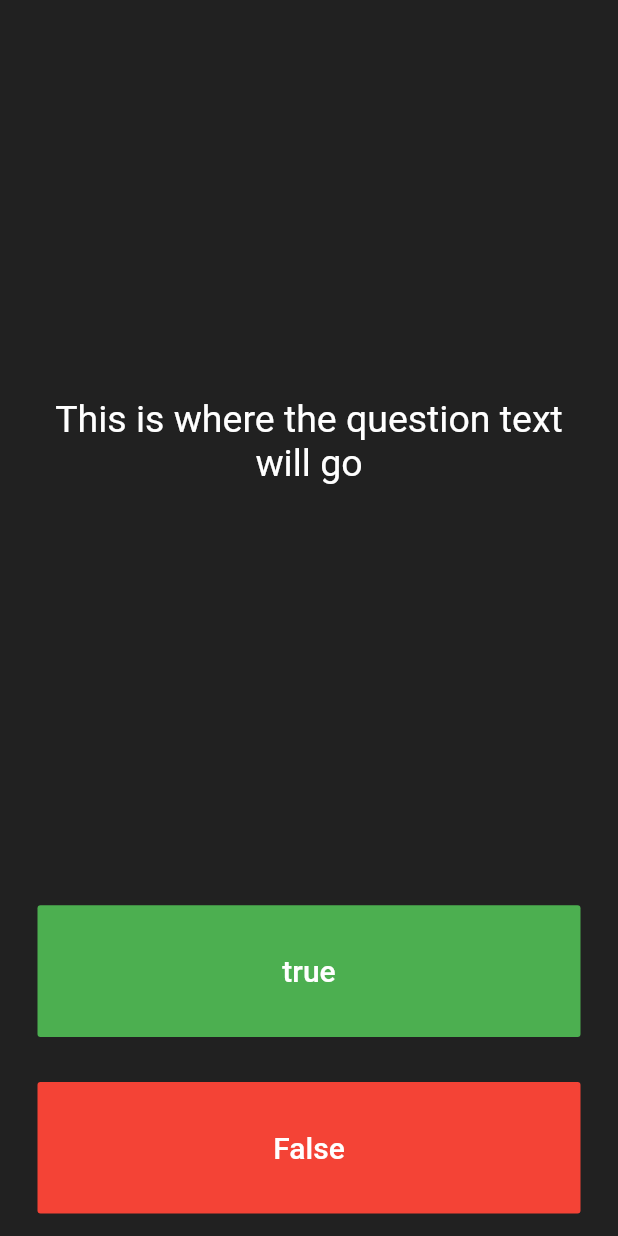
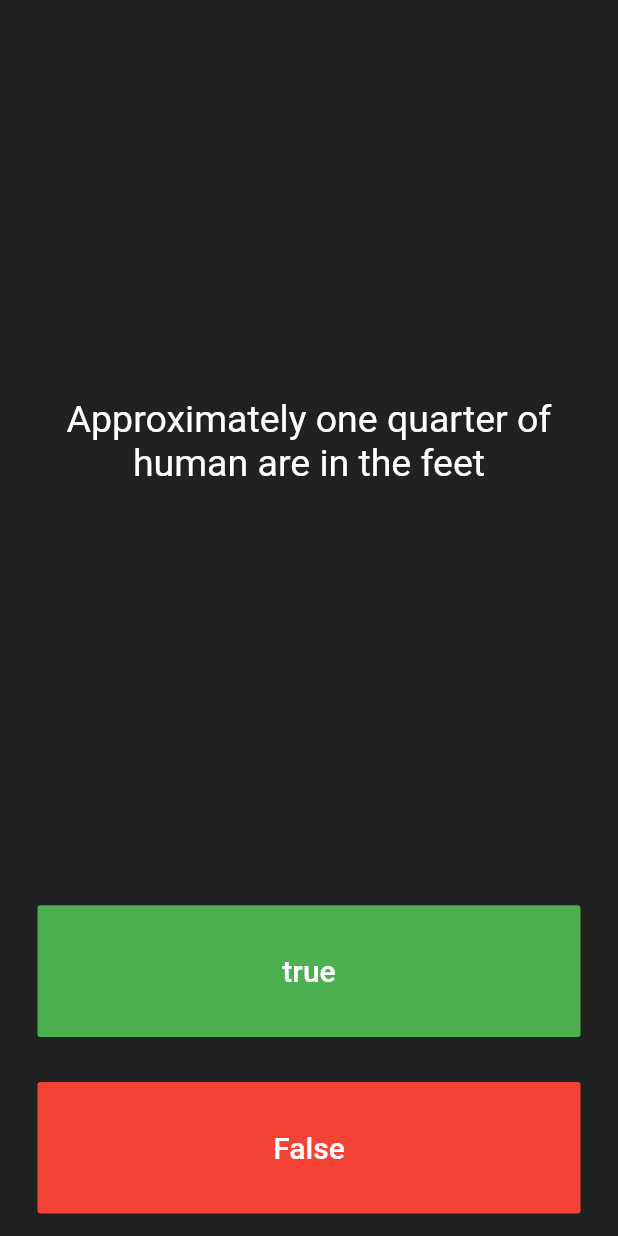
Before and after one commit to muhammedrishadpe/Quizzler_app, a Flutter app: the screen it shows after launch, after a tap on "true", on a phone screen of 412 x 824 dp. Run offline on Flutter 3.47's test engine with Material 2 defaults, Android fonts, the light colour scheme and no system bars.

Commit message:
Displaying  the questions

```diff
--- a/lib/main.dart
+++ b/lib/main.dart
@@ -15,7 +15,7 @@
             padding: EdgeInsets.symmetric(
               horizontal: 10.0,
             ),
-            child: QuizPage(),
+            child: const QuizPage(),
           ),
         ),
       ),
@@ -31,6 +31,15 @@
 }
 
 class _QuizPageState extends State<QuizPage> {
+  List<Icon> scoreKeeper = [];
+  List<String> questions = [
+    'You can lead a cow down stairs but not up stairs.',
+    'Approximately one quarter of human are in the feet',
+    'A slug\'s blood is green.',
+  ];
+
+  int questionNumber = 0;
+
   @override
   Widget build(BuildContext context) {
     return Column(
@@ -43,7 +52,7 @@
             padding: EdgeInsets.all(10.0),
             child: Center(
               child: Text(
-                'This is where the question text will go',
+                questions[questionNumber],
                 textAlign: TextAlign.center,
                 style: TextStyle(
                   fontSize: 25.0,
@@ -57,7 +66,6 @@
           child: Padding(
             padding: EdgeInsets.all(15.0),
             child: FlatButton(
-              onPressed: () {},
               textColor: Colors.white,
               color: Colors.green,
               child: Text(
@@ -67,6 +75,12 @@
                   fontSize: 20.0,
                 ),
               ),
+              onPressed: () {
+                //The user picked false.
+                setState(() {
+                  questionNumber++;
+                });
+              },
             ),
           ),
         ),
@@ -84,11 +98,26 @@
               ),
               onPressed: () {
                 //The user picked false.
+                setState(() {
+                  questionNumber--;
+                });
               },
             ),
           ),
+        ),
+        //TODO: add a row here as your score keeper4
+        Row(
+          children: scoreKeeper,
         ),
       ],
     );
   }
 }
+
+
+/*
+questions1: false,
+questions2: ,true,
+questions3:,true,
+
+*/
```
